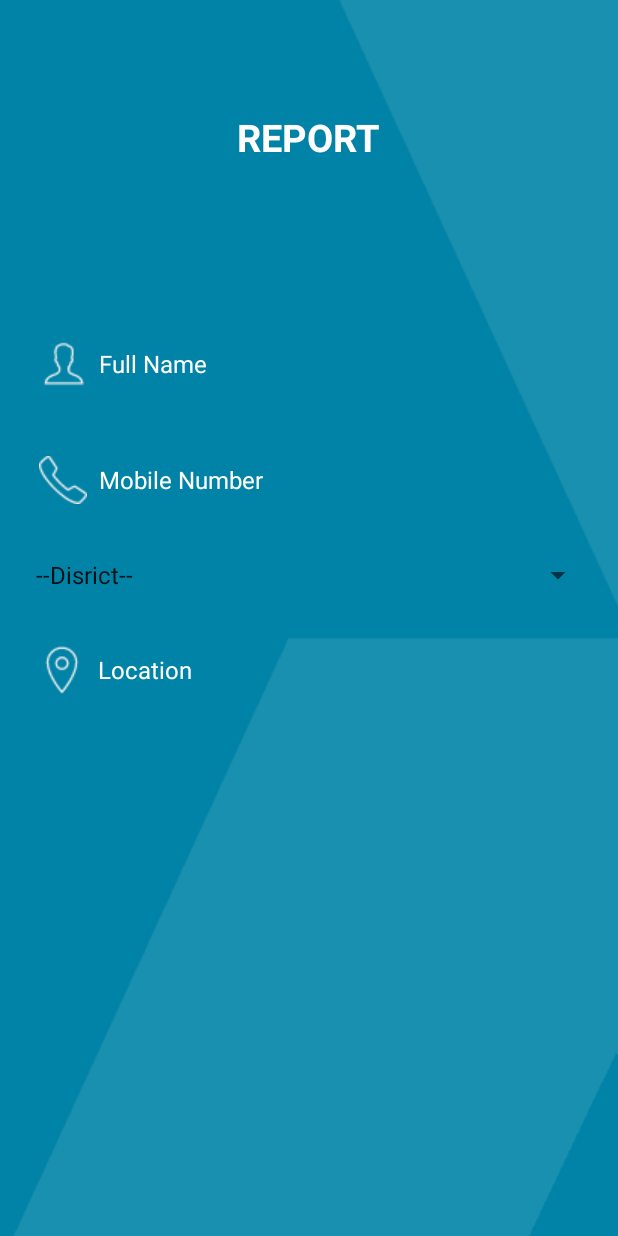
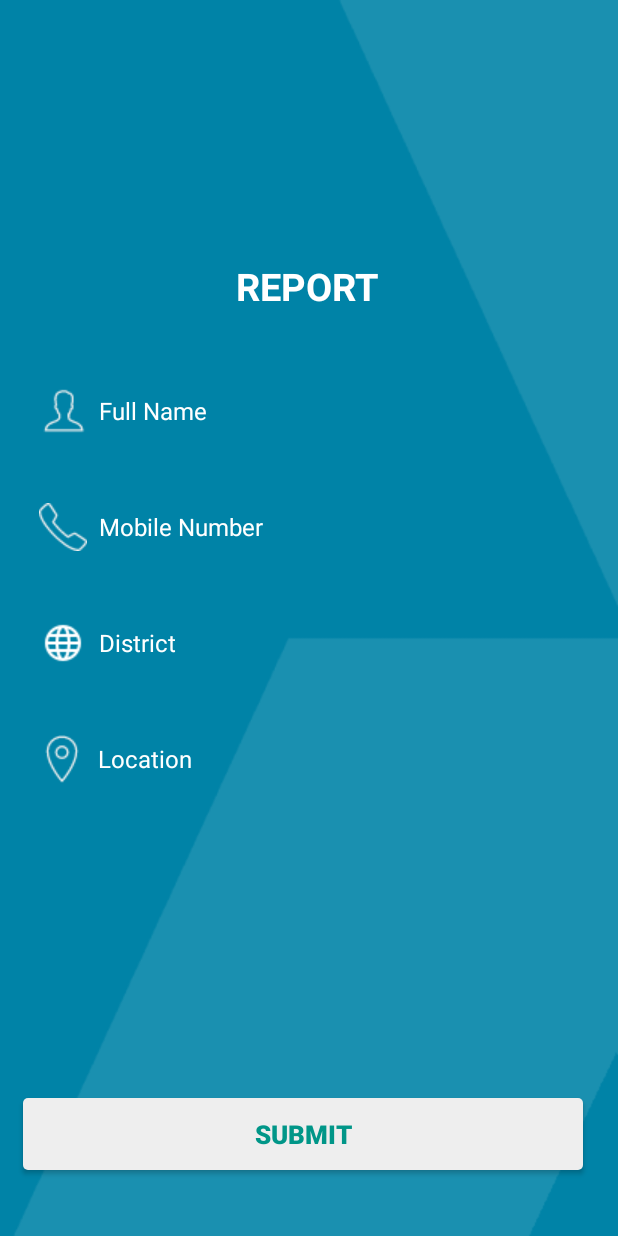
Before and after one commit to SanduSuresh/KeralaFloodRescue, an Android app: the VictimReport screen opened directly, with no data from a screen before it, on a phone screen of 412 x 824 dp. Run offline under Robolectric (Android 15) with nearby library versions, the phone set to English and light mode, and no system bars; our stand-ins replace Firebase (no records; nobody signed in at launch, a user with empty details on screens opened directly).

Commit message:
Database Updated for VictimReport

```diff
--- a/app/src/main/java/com/example/keralafloodrescue/VolunteerHome.java
+++ b/app/src/main/java/com/example/keralafloodrescue/VolunteerHome.java
@@ -3,6 +3,7 @@ package com.example.keralafloodrescue;
 import androidx.appcompat.app.AppCompatActivity;
 
 import android.os.Bundle;
+import android.widget.Toast;
 
 public class VolunteerHome extends AppCompatActivity {
 
@@ -10,5 +11,6 @@ public class VolunteerHome extends AppCompatActivity {
     protected void onCreate(Bundle savedInstanceState) {
         super.onCreate(savedInstanceState);
         setContentView(R.layout.activity_volunteer_home);
+
     }
 }
--- a/app/src/main/java/com/example/keralafloodrescue/VolunteerSignup.java
+++ b/app/src/main/java/com/example/keralafloodrescue/VolunteerSignup.java
@@ -58,7 +58,7 @@ public class VolunteerSignup extends AppCompatActivity  {
                 volunteer_count = Integer.parseInt((String) Objects.requireNonNull(dataSnapshot.child("count").getValue()));
 
                 //Adding Data to volunteer
-                DatabaseReference volunteerRef = myRef.child("volunteer:"+(volunteer_count+1));
+                DatabaseReference volunteerRef = myRef.child("volunteer:" + (volunteer_count + 1));
                 // Map<k,v> Stores Data in Key Value Pair
                 Map<String,String> volunteerDetails = new HashMap<>();
                 volunteerDetails.put("FullName",nametxt.getText().toString());
@@ -69,7 +69,7 @@ public class VolunteerSignup extends AppCompatActivity  {
 
                 volunteerRef.setValue(volunteerDetails);
                 myRef.child("count").setValue(String.valueOf(volunteer_count+1));
-                Log.d("Error","VolunteerSignUpError"+flag);
+                //Log.d("Error","VolunteerSignUpError"+flag);
             }
 
             @Override
--- a/app/src/main/res/layout/activity_victim_report.xml
+++ b/app/src/main/res/layout/activity_victim_report.xml
@@ -2,6 +2,7 @@
 <androidx.constraintlayout.widget.ConstraintLayout xmlns:android="http://schemas.android.com/apk/res/android"
     xmlns:app="http://schemas.android.com/apk/res-auto"
     xmlns:tools="http://schemas.android.com/tools"
+    android:id="@+id/evacSwitch"
     android:layout_width="match_parent"
     android:layout_height="match_parent"
     android:background="@drawable/back"
@@ -13,7 +14,7 @@
         android:layout_height="wrap_content"
         android:layout_marginStart="15dp"
         android:layout_marginEnd="16dp"
-        android:layout_marginBottom="351dp"
+        android:layout_marginBottom="200dp"
         android:background="@android:color/transparent"
         android:drawableLeft="@drawable/location"
         android:drawablePadding="8dp"
@@ -25,9 +26,48 @@
         android:textColor="@color/white"
         android:textColorHint="@color/white"
         android:textSize="16sp"
+        app:layout_constraintBottom_toTopOf="@+id/submitBtn"
+        app:layout_constraintEnd_toEndOf="parent"
+        app:layout_constraintHorizontal_bias="0.0"
+        app:layout_constraintStart_toStartOf="parent" />
+
+    <Button
+        android:id="@+id/submitBtn"
+        android:layout_width="373dp"
+        android:layout_height="wrap_content"
+        android:layout_marginBottom="44dp"
+        android:background="@drawable/loginbutton_selector"
+        android:padding="3dp"
+        android:text="@string/Submit"
+        android:textColor="#009688"
+        android:textSize="17sp"
+        android:textStyle="bold"
         app:layout_constraintBottom_toBottomOf="parent"
         app:layout_constraintEnd_toEndOf="parent"
-        app:layout_constraintHorizontal_bias="0.0"
+        app:layout_constraintHorizontal_bias="0.394"
+        app:layout_constraintStart_toStartOf="parent" />
+
+    <EditText
+        android:id="@+id/distText"
+        android:layout_width="380dp"
+        android:layout_height="wrap_content"
+        android:layout_marginStart="15dp"
+        android:layout_marginEnd="16dp"
+        android:layout_marginBottom="25dp"
+        android:background="@android:color/transparent"
+        android:drawableLeft="@drawable/district"
+        android:drawablePadding="8dp"
+        android:gravity="center_vertical"
+        android:hint="District"
+        android:inputType="textCapWords"
+        android:padding="10dp"
+        android:singleLine="true"
+        android:textColor="@color/white"
+        android:textColorHint="@color/white"
+        android:textSize="16sp"
+        app:layout_constraintBottom_toTopOf="@+id/locText"
+        app:layout_constraintEnd_toEndOf="parent"
+        app:layout_constraintHorizontal_bias="1.0"
         app:layout_constraintStart_toStartOf="parent" />
 
     <EditText
@@ -48,7 +88,7 @@
         android:textColor="@color/white"
         android:textColorHint="@color/white"
         android:textSize="16sp"
-        app:layout_constraintBottom_toTopOf="@+id/spinner"
+        app:layout_constraintBottom_toTopOf="@+id/distText"
         app:layout_constraintEnd_toEndOf="parent"
         app:layout_constraintStart_toStartOf="parent" />
 
@@ -81,25 +121,17 @@
         android:layout_marginStart="157dp"
         android:layout_marginTop="16dp"
         android:layout_marginEnd="158dp"
-        android:layout_marginBottom="50dp"
+        android:layout_marginBottom="40dp"
         android:text="REPORT"
         android:textColor="#FFFFFF"
         android:textSize="25sp"
         android:textStyle="bold"
         app:layout_constraintBottom_toTopOf="@+id/nameText"
         app:layout_constraintEnd_toEndOf="parent"
+        app:layout_constraintHorizontal_bias="0.0"
         app:layout_constraintStart_toStartOf="parent"
-        app:layout_constraintTop_toTopOf="parent" />
+        app:layout_constraintTop_toTopOf="parent"
+        app:layout_constraintVertical_bias="1.0" />
 
-    <Spinner
-        android:id="@+id/spinner"
-        android:layout_width="380dp"
-        android:layout_height="wrap_content"
-        android:layout_marginStart="15dp"
-        android:layout_marginEnd="16dp"
-        android:layout_marginBottom="25dp"
-        android:entries="@array/districts"
-        app:layout_constraintBottom_toTopOf="@+id/locText"
-        app:layout_constraintEnd_toEndOf="parent"
-        app:layout_constraintStart_toStartOf="parent" />
+
 </androidx.constraintlayout.widget.ConstraintLayout>
--- a/app/src/main/res/layout/activity_volunteer_signup.xml
+++ b/app/src/main/res/layout/activity_volunteer_signup.xml
@@ -87,7 +87,7 @@
         android:background="@color/white_greyish" />
 
     <EditText
-        android:id="@+id/locText"
+        android:id="@+id/distText"
         android:layout_width="fill_parent"
         android:layout_height="wrap_content"
         android:layout_marginTop="5dp"
--- a/app/src/main/res/values/strings.xml
+++ b/app/src/main/res/values/strings.xml
@@ -21,6 +21,10 @@
     <string name="submit">SUBMIT</string>
     <string name="back">BACK</string>
     <string name="title_activity_victim_home">VictimHome</string>
+    <string name="Submit">Submit</string>
+    <string name="evacuation_needed">Evacuation Needed</string>
+    <string name="medicines_needed">Medicines Needed</string>
+    <string name="food_needed">Food Needed</string>
 
     <string-array name="districts">
         <item>--Disrict--</item>
--- a/build.gradle
+++ b/build.gradle
@@ -8,7 +8,7 @@ buildscript {
 
     }
     dependencies {
-        classpath 'com.android.tools.build:gradle:3.6.1'
+        classpath 'com.android.tools.build:gradle:3.6.3'
         classpath 'com.google.gms:google-services:4.3.3'
 
         // NOTE: Do not place your application dependencies here; they belong
```
Also changed, not shown: app/src/main/java/com/example/keralafloodrescue/VictimReport.java (+134 -1 lines).
